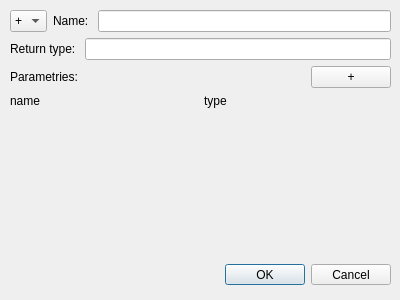
Before: the Qt Designer form unreal/trunk/qrxml/kernelEditor/methodeditordialog.ui in qreal/qreal, drawn with Qt 5.
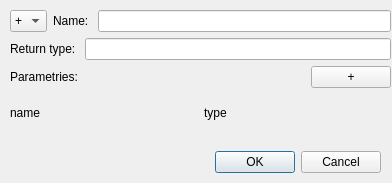
After: the same form once the commit is applied.

Commit message: Исправлен баг многократного вылета окошка ввода параметра метода. Появилось диалоговое окно добавления поля в класс.

Diff of the .ui file:
```diff
--- a/unreal/trunk/qrxml/kernelEditor/methodeditordialog.ui
+++ b/unreal/trunk/qrxml/kernelEditor/methodeditordialog.ui
@@ -6,53 +6,46 @@
    <rect>
     <x>0</x>
     <y>0</y>
-    <width>400</width>
-    <height>300</height>
+    <width>392</width>
+    <height>183</height>
    </rect>
   </property>
+  <property name="sizePolicy">
+   <sizepolicy hsizetype="Preferred" vsizetype="Preferred">
+    <horstretch>0</horstretch>
+    <verstretch>0</verstretch>
+   </sizepolicy>
+  </property>
+  <property name="sizeIncrement">
+   <size>
+    <width>0</width>
+    <height>0</height>
+   </size>
+  </property>
+  <property name="baseSize">
+   <size>
+    <width>0</width>
+    <height>0</height>
+   </size>
+  </property>
   <property name="windowTitle">
    <string>Dialog</string>
   </property>
   <property name="sizeGripEnabled">
    <bool>false</bool>
   </property>
-  <widget class="QDialogButtonBox" name="buttonBox">
-   <property name="geometry">
-    <rect>
-     <x>10</x>
-     <y>264</y>
-     <width>381</width>
-     <height>21</height>
-    </rect>
-   </property>
-   <property name="sizePolicy">
-    <sizepolicy hsizetype="Maximum" vsizetype="Fixed">
-     <horstretch>0</horstretch>
-     <verstretch>0</verstretch>
-    </sizepolicy>
-   </property>
-   <property name="layoutDirection">
-    <enum>Qt::LeftToRight</enum>
-   </property>
-   <property name="standardButtons">
-    <set>QDialogButtonBox::Cancel|QDialogButtonBox::Ok</set>
-   </property>
-   <property name="centerButtons">
-    <bool>false</bool>
-   </property>
-  </widget>
   <widget class="QWidget" name="layoutWidget">
    <property name="geometry">
     <rect>
      <x>10</x>
      <y>10</y>
      <width>381</width>
-     <height>251</height>
+     <height>121</height>
     </rect>
    </property>
-   <layout class="QVBoxLayout" name="verticalLayout_2">
-    <property name="sizeConstraint">
-     <enum>QLayout::SetMaximumSize</enum>
+   <layout class="QVBoxLayout" name="verticalLayout_2" stretch="0,0">
+    <property name="spacing">
+     <number>-1</number>
     </property>
     <item>
      <layout class="QVBoxLayout" name="verticalLayout">
@@ -153,21 +146,33 @@
       </item>
      </layout>
     </item>
-    <item>
-     <spacer name="verticalSpacer">
-      <property name="orientation">
-       <enum>Qt::Vertical</enum>
-      </property>
-      <property name="sizeHint" stdset="0">
-       <size>
-        <width>20</width>
-        <height>40</height>
-       </size>
-      </property>
-     </spacer>
-    </item>
    </layout>
   </widget>
+  <widget class="QDialogButtonBox" name="buttonBox">
+   <property name="geometry">
+    <rect>
+     <x>200</x>
+     <y>150</y>
+     <width>181</width>
+     <height>25</height>
+    </rect>
+   </property>
+   <property name="sizePolicy">
+    <sizepolicy hsizetype="Maximum" vsizetype="Fixed">
+     <horstretch>0</horstretch>
+     <verstretch>0</verstretch>
+    </sizepolicy>
+   </property>
+   <property name="layoutDirection">
+    <enum>Qt::LeftToRight</enum>
+   </property>
+   <property name="standardButtons">
+    <set>QDialogButtonBox::Cancel|QDialogButtonBox::Ok</set>
+   </property>
+   <property name="centerButtons">
+    <bool>false</bool>
+   </property>
+  </widget>
  </widget>
  <resources/>
  <connections/>
```
The commit also changes 6 other files.
